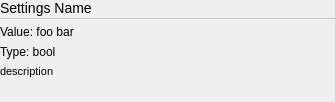
shotgunsoftware/tk-core, file python/tank/platform/qt/item.ui: the form before one commit.
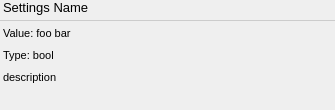
The form after the commit.

```diff
--- a/python/tank/platform/qt/item.ui
+++ b/python/tank/platform/qt/item.ui
@@ -7,7 +7,7 @@
     <x>0</x>
     <y>0</y>
     <width>335</width>
-    <height>102</height>
+    <height>110</height>
    </rect>
   </property>
   <property name="sizePolicy">
@@ -19,6 +19,13 @@
   <property name="windowTitle">
    <string>Form</string>
   </property>
+  <property name="styleSheet">
+   <string notr="true">QLabel{
+   font-size: 11px;
+   margin-bottom: 3px
+}
+</string>
+  </property>
   <layout class="QVBoxLayout" name="verticalLayout" stretch="0,0,0,0,1">
    <property name="margin">
     <number>0</number>
@@ -37,7 +44,7 @@
         </sizepolicy>
        </property>
        <property name="styleSheet">
-        <string notr="true">font-size: 14px;</string>
+        <string notr="true">font-size: 13px;</string>
        </property>
        <property name="text">
         <string>Settings Name</string>
@@ -73,9 +80,6 @@
        <verstretch>0</verstretch>
       </sizepolicy>
      </property>
-     <property name="styleSheet">
-      <string notr="true">font-size: 12px;</string>
-     </property>
      <property name="text">
       <string>Value: foo bar</string>
      </property>
@@ -95,9 +99,6 @@
        <verstretch>0</verstretch>
       </sizepolicy>
      </property>
-     <property name="styleSheet">
-      <string notr="true">font-size: 12px;</string>
-     </property>
      <property name="text">
       <string>Type: bool</string>
      </property>
@@ -111,9 +112,6 @@
    </item>
    <item>
     <widget class="QLabel" name="description">
-     <property name="styleSheet">
-      <string notr="true">font-size: 11px;</string>
-     </property>
      <property name="text">
       <string>&lt;!DOCTYPE HTML PUBLIC &quot;-//W3C//DTD HTML 4.0//EN&quot; &quot;http://www.w3.org/TR/REC-html40/strict.dtd&quot;&gt;
 &lt;html&gt;&lt;head&gt;&lt;meta name=&quot;qrichtext&quot; content=&quot;1&quot; /&gt;&lt;style type=&quot;text/css&quot;&gt;
```
